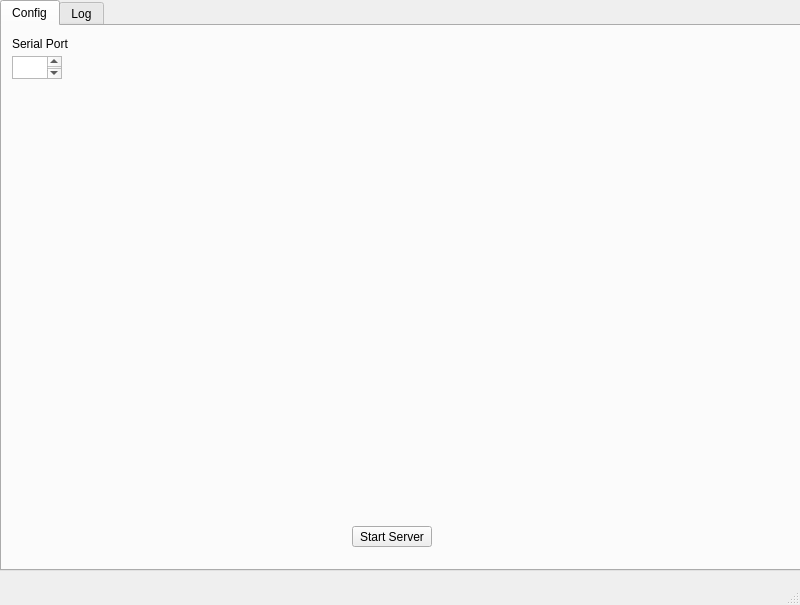
The window that mainwindow.ui (Wasgo097/ProjektInzynierskiServer) describes before a commit, drawn with Qt 5.
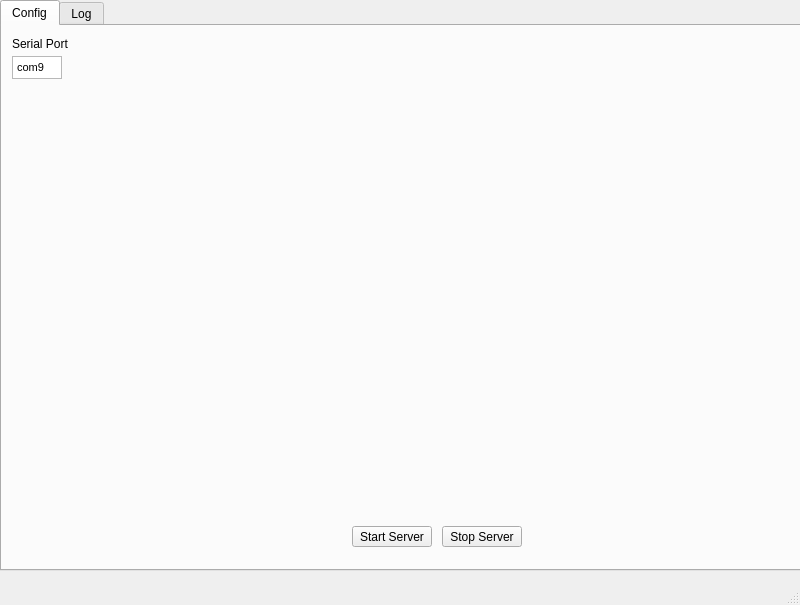
The same window after the commit.

Commit message: Added UI. Before fixing logging to txt

Patch:
```diff
--- a/mainwindow.ui
+++ b/mainwindow.ui
@@ -52,6 +52,13 @@
         <height>23</height>
        </rect>
       </property>
+      <property name="html">
+       <string>&lt;!DOCTYPE HTML PUBLIC &quot;-//W3C//DTD HTML 4.0//EN&quot; &quot;http://www.w3.org/TR/REC-html40/strict.dtd&quot;&gt;
+&lt;html&gt;&lt;head&gt;&lt;meta name=&quot;qrichtext&quot; content=&quot;1&quot; /&gt;&lt;style type=&quot;text/css&quot;&gt;
+p, li { white-space: pre-wrap; }
+&lt;/style&gt;&lt;/head&gt;&lt;body style=&quot; font-family:'MS Shell Dlg 2'; font-size:8.25pt; font-weight:400; font-style:normal;&quot;&gt;
+&lt;p style=&quot; margin-top:0px; margin-bottom:0px; margin-left:0px; margin-right:0px; -qt-block-indent:0; text-indent:0px;&quot;&gt;com9&lt;/p&gt;&lt;/body&gt;&lt;/html&gt;</string>
+      </property>
      </widget>
      <widget class="QPushButton" name="StartBtn">
       <property name="geometry">
@@ -66,6 +73,19 @@
        <string>Start Server</string>
       </property>
      </widget>
+     <widget class="QPushButton" name="StopBtn">
+      <property name="geometry">
+       <rect>
+        <x>440</x>
+        <y>500</y>
+        <width>80</width>
+        <height>21</height>
+       </rect>
+      </property>
+      <property name="text">
+       <string>Stop Server</string>
+      </property>
+     </widget>
     </widget>
     <widget class="QWidget" name="log_tab">
      <attribute name="title">
```
Left out of the diff: 2 changed lines with no effect on the pictures. The commit also changes 7 other files.
